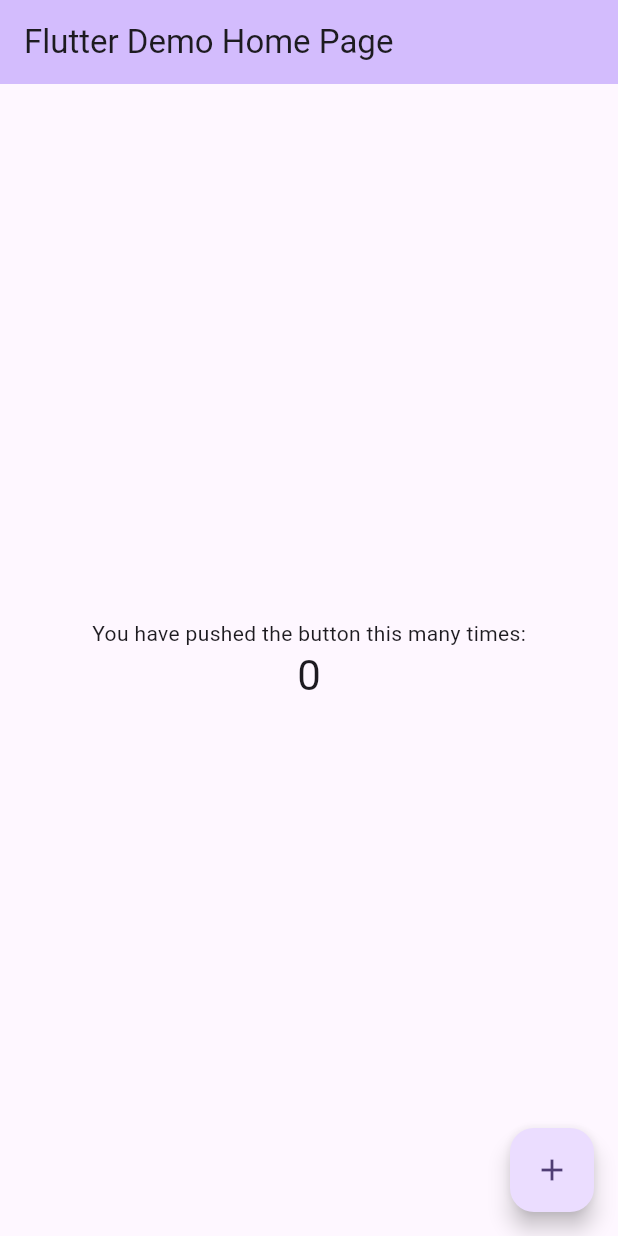
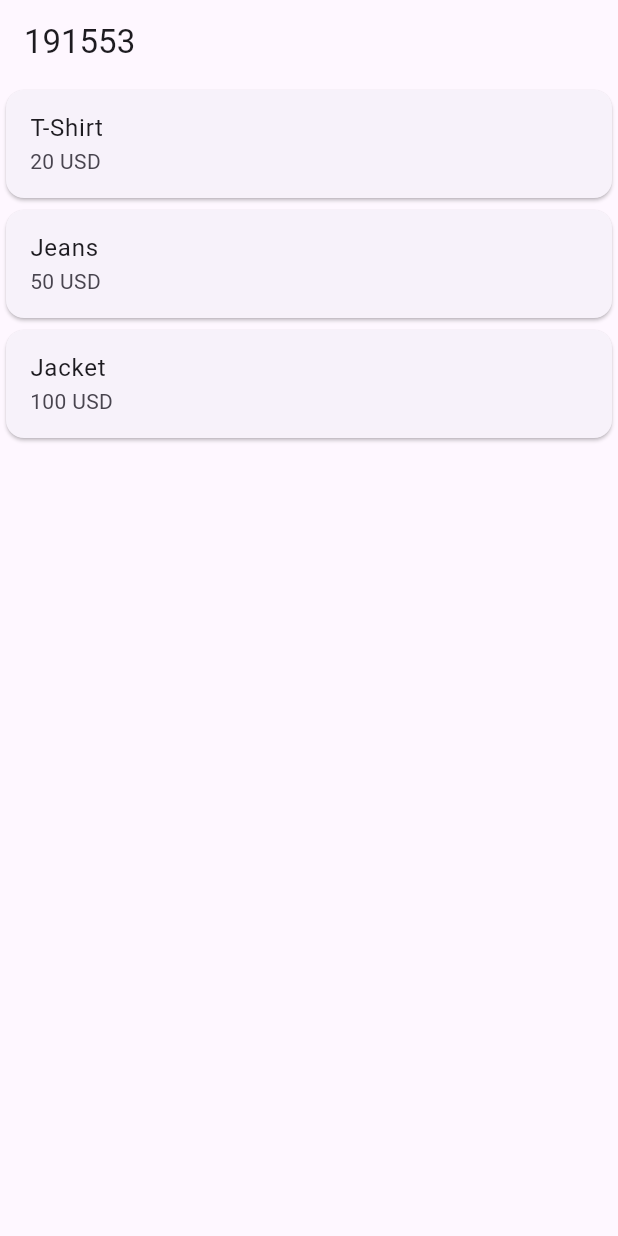
Before and after one commit to pero909/MIS_Labs, a Flutter app: the screen it shows after launch, on a phone screen of 412 x 824 dp. Run offline on Flutter 3.47's test engine with Material 3 defaults, Android fonts, the phone set to English and light mode, and no system bars.

Commit message:
pushing card functionality

```diff
--- a/lib/main.dart
+++ b/lib/main.dart
@@ -7,119 +7,83 @@
 class MyApp extends StatelessWidget {
   const MyApp({super.key});
 
-  // This widget is the root of your application.
   @override
   Widget build(BuildContext context) {
     return MaterialApp(
-      title: 'Flutter Demo',
-      theme: ThemeData(
-        // This is the theme of your application.
-        //
-        // TRY THIS: Try running your application with "flutter run". You'll see
-        // the application has a purple toolbar. Then, without quitting the app,
-        // try changing the seedColor in the colorScheme below to Colors.green
-        // and then invoke "hot reload" (save your changes or press the "hot
-        // reload" button in a Flutter-supported IDE, or press "r" if you used
-        // the command line to start the app).
-        //
-        // Notice that the counter didn't reset back to zero; the application
-        // state is not lost during the reload. To reset the state, use hot
-        // restart instead.
-        //
-        // This works for code too, not just values: Most code changes can be
-        // tested with just a hot reload.
-        colorScheme: ColorScheme.fromSeed(seedColor: Colors.deepPurple),
-        useMaterial3: true,
-      ),
-      home: const MyHomePage(title: 'Flutter Demo Home Page'),
+      title: 'Flutter Lab',
+      home: HomeScreen(),
     );
   }
 }
 
-class MyHomePage extends StatefulWidget {
-  const MyHomePage({super.key, required this.title});
-
-  // This widget is the home page of your application. It is stateful, meaning
-  // that it has a State object (defined below) that contains fields that affect
-  // how it looks.
-
-  // This class is the configuration for the state. It holds the values (in this
-  // case the title) provided by the parent (in this case the App widget) and
-  // used by the build method of the State. Fields in a Widget subclass are
-  // always marked "final".
-
-  final String title;
-
-  @override
-  State<MyHomePage> createState() => _MyHomePageState();
-}
-
-class _MyHomePageState extends State<MyHomePage> {
-  int _counter = 0;
-
-  void _incrementCounter() {
-    setState(() {
-      // This call to setState tells the Flutter framework that something has
-      // changed in this State, which causes it to rerun the build method below
-      // so that the display can reflect the updated values. If we changed
-      // _counter without calling setState(), then the build method would not be
-      // called again, and so nothing would appear to happen.
-      _counter++;
-    });
-  }
+class HomeScreen extends StatelessWidget {
+  final List<Map<String, String>> clothingItems = [
+    {'name': 'T-Shirt', 'price': '20 USD'},
+    {'name': 'Jeans', 'price': '50 USD'},
+    {'name': 'Jacket', 'price': '100 USD'},
+  ];
 
   @override
   Widget build(BuildContext context) {
-    // This method is rerun every time setState is called, for instance as done
-    // by the _incrementCounter method above.
-    //
-    // The Flutter framework has been optimized to make rerunning build methods
-    // fast, so that you can just rebuild anything that needs updating rather
-    // than having to individually change instances of widgets.
     return Scaffold(
       appBar: AppBar(
-        // TRY THIS: Try changing the color here to a specific color (to
-        // Colors.amber, perhaps?) and trigger a hot reload to see the AppBar
-        // change color while the other colors stay the same.
-        backgroundColor: Theme.of(context).colorScheme.inversePrimary,
-        // Here we take the value from the MyHomePage object that was created by
-        // the App.build method, and use it to set our appbar title.
-        title: Text(widget.title),
+        title: Text('191553'), // Replace with your index number
       ),
-      body: Center(
-        // Center is a layout widget. It takes a single child and positions it
-        // in the middle of the parent.
+      body: ListView.builder(
+        itemCount: clothingItems.length,
+        itemBuilder: (context, index) {
+          final item = clothingItems[index];
+          return Card(
+            child: ListTile(
+              title: Text(item['name']!),
+              subtitle: Text(item['price']!),
+              onTap: () {
+                // Navigate to the details screen
+                Navigator.push(
+                  context,
+                  MaterialPageRoute(
+                    builder: (context) => DetailsScreen(item: item),
+                  ),
+                );
+              },
+            ),
+          );
+        },
+      ),
+    );
+  }
+}
+
+class DetailsScreen extends StatelessWidget {
+  final Map<String, String> item;
+
+  DetailsScreen({required this.item});
+
+  @override
+  Widget build(BuildContext context) {
+    return Scaffold(
+      appBar: AppBar(
+        title: Text(item['name']!), // Display item name as title
+      ),
+      body: Padding(
+        padding: const EdgeInsets.all(16.0),
         child: Column(
-          // Column is also a layout widget. It takes a list of children and
-          // arranges them vertically. By default, it sizes itself to fit its
-          // children horizontally, and tries to be as tall as its parent.
-          //
-          // Column has various properties to control how it sizes itself and
-          // how it positions its children. Here we use mainAxisAlignment to
-          // center the children vertically; the main axis here is the vertical
-          // axis because Columns are vertical (the cross axis would be
-          // horizontal).
-          //
-          // TRY THIS: Invoke "debug painting" (choose the "Toggle Debug Paint"
-          // action in the IDE, or press "p" in the console), to see the
-          // wireframe for each widget.
-          mainAxisAlignment: MainAxisAlignment.center,
-          children: <Widget>[
-            const Text(
-              'You have pushed the button this many times:',
+          crossAxisAlignment: CrossAxisAlignment.start,
+          children: [
+            Text(
+              item['name']!,
+              style: TextStyle(fontSize: 24, fontWeight: FontWeight.bold),
             ),
+            SizedBox(height: 10),
+            Text('Price: ${item['price']}'),
+            SizedBox(height: 20),
             Text(
-              '$_counter',
-              style: Theme.of(context).textTheme.headlineMedium,
+              'Description: This is a placeholder description for ${item['name']}',
+              style: TextStyle(fontSize: 16),
             ),
           ],
         ),
       ),
-      floatingActionButton: FloatingActionButton(
-        onPressed: _incrementCounter,
-        tooltip: 'Increment',
-        child: const Icon(Icons.add),
-      ), // This trailing comma makes auto-formatting nicer for build methods.
     );
   }
 }
```
